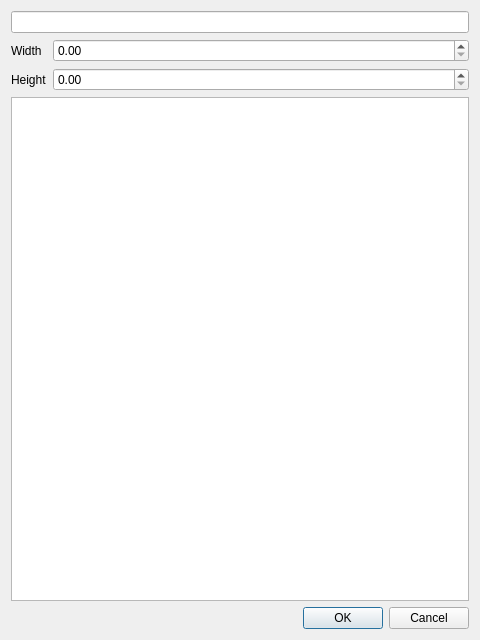
Old version of the form sectiondialog.ui in the repository tybor/monodes.
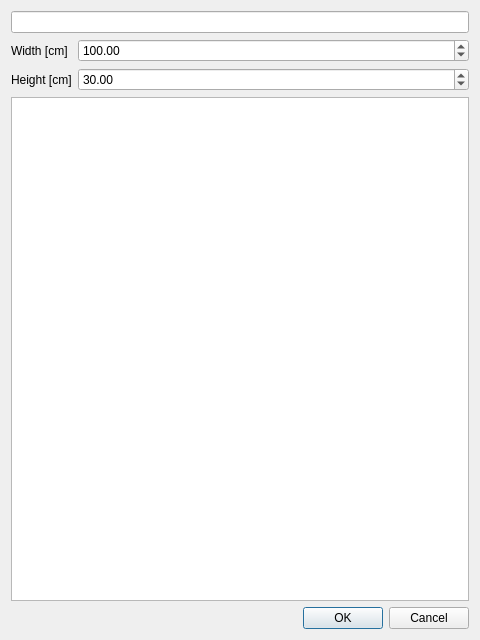
New version of the form.

Commit message: Dialogs talks each other; better defaults

```diff
--- a/sectiondialog.ui
+++ b/sectiondialog.ui
@@ -20,22 +20,39 @@
    <item row="1" column="0">
     <widget class="QLabel" name="widthLabel">
      <property name="text">
-      <string>Width</string>
+      <string>Width [cm]</string>
      </property>
     </widget>
    </item>
    <item row="1" column="1">
-    <widget class="QDoubleSpinBox" name="width"/>
+    <widget class="QDoubleSpinBox" name="widthSpin">
+     <property name="maximum">
+      <double>1000.000000000000000</double>
+     </property>
+     <property name="value">
+      <double>100.000000000000000</double>
+     </property>
+    </widget>
    </item>
    <item row="2" column="0">
     <widget class="QLabel" name="heightLabel">
      <property name="text">
-      <string>Height</string>
+      <string>Height [cm]</string>
      </property>
     </widget>
    </item>
    <item row="2" column="1">
-    <widget class="QDoubleSpinBox" name="height"/>
+    <widget class="QDoubleSpinBox" name="heightSpin">
+     <property name="minimum">
+      <double>1.000000000000000</double>
+     </property>
+     <property name="maximum">
+      <double>1000.000000000000000</double>
+     </property>
+     <property name="value">
+      <double>30.000000000000000</double>
+     </property>
+    </widget>
    </item>
    <item row="3" column="0" colspan="2">
     <widget class="QGraphicsView" name="sectionPreview"/>
```
The commit also changes 6 other files.
